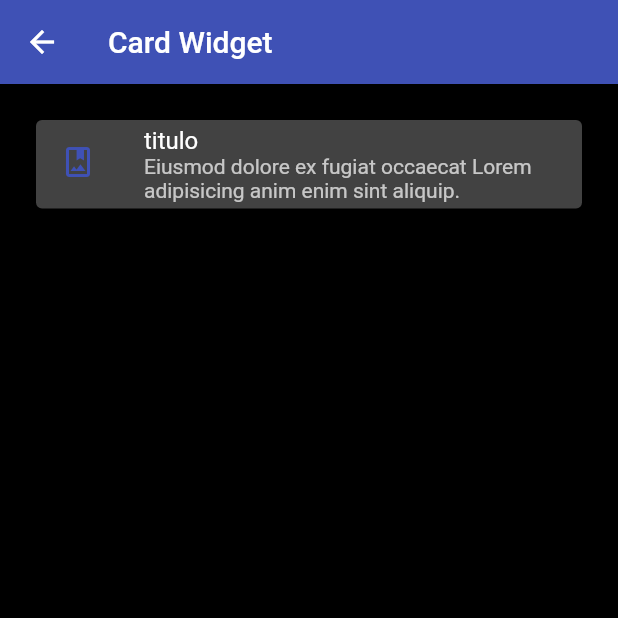
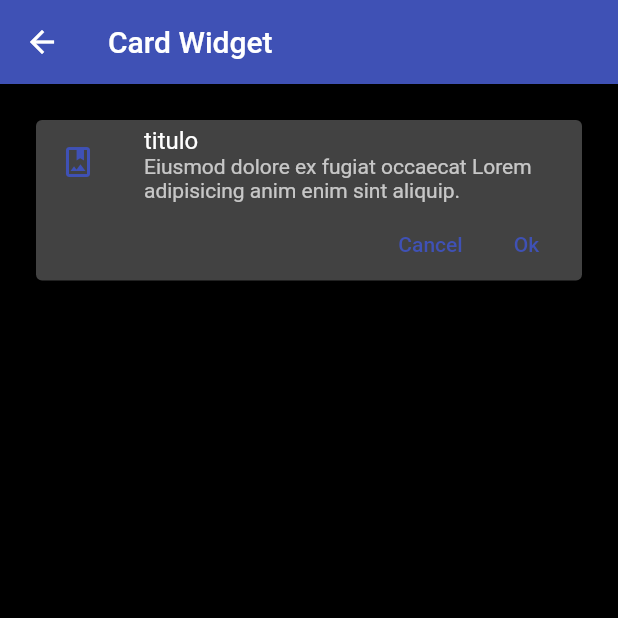
Before and after one commit to mcelis/flutterComponentsTest, a Flutter app: the CardScreen screen opened by its route, on a phone screen of 412 x 824 dp, the top half of it. Run offline on Flutter 3.47's test engine with Material 2 defaults, Android fonts, the phone set to English and light mode, and no system bars.

Commit message:
Centralizar widgets personalizados

```diff
--- a/lib/screens/card_screen.dart
+++ b/lib/screens/card_screen.dart
@@ -1,5 +1,6 @@
-import 'package:fl_components/theme/app_theme.dart';
 import 'package:flutter/material.dart';
+
+import '../widgets/custon_card_type_1.dart';
 
 class CardScreen extends StatelessWidget {
   const CardScreen({super.key});
@@ -12,21 +13,7 @@ class CardScreen extends StatelessWidget {
         ),
         body: ListView(
           padding: const EdgeInsets.symmetric(horizontal: 20, vertical: 20),
-          children: const [
-            Card(
-              child: Column(
-                children: [
-                  ListTile(
-                    leading: Icon(Icons.photo_album_outlined,
-                        color: AppTheme.primary),
-                    title: Text('titulo'),
-                    subtitle: Text(
-                        'Eiusmod dolore ex fugiat occaecat Lorem adipisicing anim enim sint aliquip.'),
-                  )
-                ],
-              ),
-            )
-          ],
+          children: const [CustomCardType1()],
         ));
   }
 }
--- a/lib/theme/app_theme.dart
+++ b/lib/theme/app_theme.dart
@@ -12,5 +12,7 @@ class AppTheme {
       //Color primario
       primaryColor: primary,
       appBarTheme: const AppBarTheme(color: primary, elevation: 0),
+      textButtonTheme: TextButtonThemeData(
+          style: TextButton.styleFrom(foregroundColor: primary)),
       scaffoldBackgroundColor: Colors.black);
 }
--- /dev/null
+++ b/lib/widgets/custon_card_type_1.dart
@@ -0,0 +1,37 @@
+import 'package:flutter/material.dart';
+import '../theme/app_theme.dart';
+
+class CustomCardType1 extends StatelessWidget {
+  const CustomCardType1({
+    super.key,
+  });
+
+  @override
+  Widget build(BuildContext context) {
+    return Card(
+      child: Column(
+        children: [
+          const ListTile(
+            leading: Icon(Icons.photo_album_outlined, color: AppTheme.primary),
+            title: Text('titulo'),
+            subtitle: Text(
+                'Eiusmod dolore ex fugiat occaecat Lorem adipisicing anim enim sint aliquip.'),
+          ),
+          Padding(
+            padding: const EdgeInsets.only(right: 5),
+            child: Row(
+              mainAxisAlignment: MainAxisAlignment.end,
+              children: [
+                TextButton(
+                  onPressed: () {},
+                  child: const Text('Cancel'),
+                ),
+                TextButton(onPressed: () {}, child: const Text('Ok'))
+              ],
+            ),
+          )
+        ],
+      ),
+    );
+  }
+}
--- /dev/null
+++ b/lib/widgets/widgets.dart
@@ -0,0 +1 @@
+export 'package:fl_components/widgets/custon_card_type_1.dart';
```
